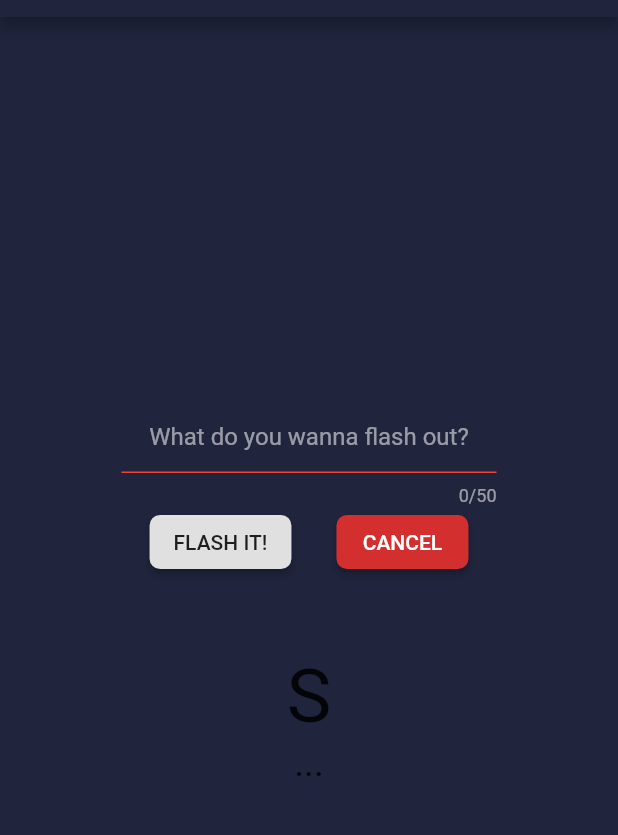
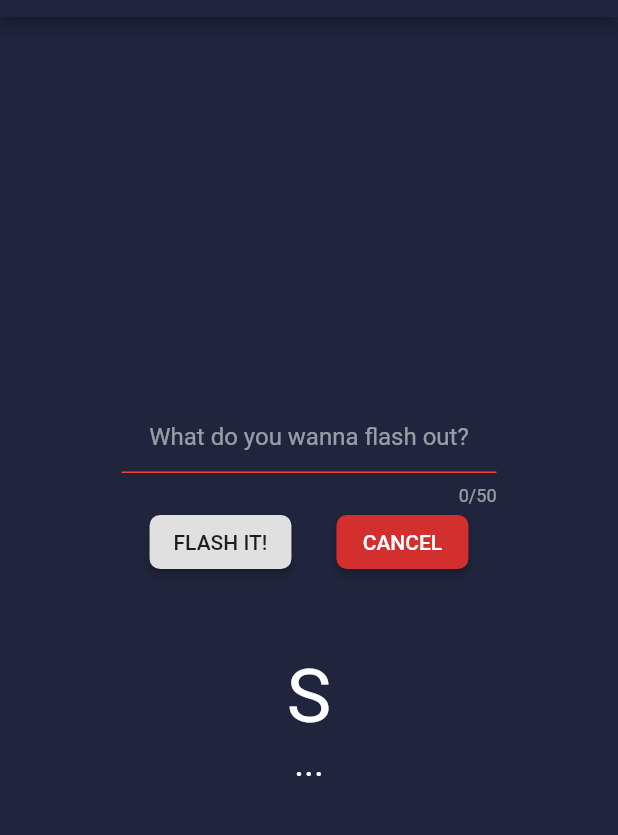
Before and after one commit to DominicHW/morse-code-app, a Flutter app: the screen it shows after launch, after a tap on "SOS", on a phone screen of 412 x 824 dp, the part 67-902 px from its top. Run offline on Flutter 3.47's test engine with Material 2 defaults, Android fonts, the light colour scheme and no system bars; our stand-ins replace fluttertoast; missing offline and left inert: torch.

Commit message:
Changed colour of letters and capitalised

```diff
--- a/morselite/lib/main.dart
+++ b/morselite/lib/main.dart
@@ -129,13 +129,15 @@ class _MyHomePageState extends State<MyHomePage> {
                   Text(
                     currLetter,
                     style: TextStyle(
-                      fontSize:50
+                      fontSize: 50,
+                      color: Colors.white
                     ),
                   ),
                   Text(
                     currMorse,
                     style: TextStyle(
-                      fontSize:25
+                      fontSize: 25,
+                      color: Colors.white
                     ),
                   )
                 ]
@@ -258,7 +260,7 @@ class _MyHomePageState extends State<MyHomePage> {
   //syncs the letter currently being flashed with one on screen
   void updateLetters(String letter, String morse){
     setState(() {
-      currLetter = letter;
+      currLetter = letter.toUpperCase();
       currMorse = morse;
     });
   }
```
